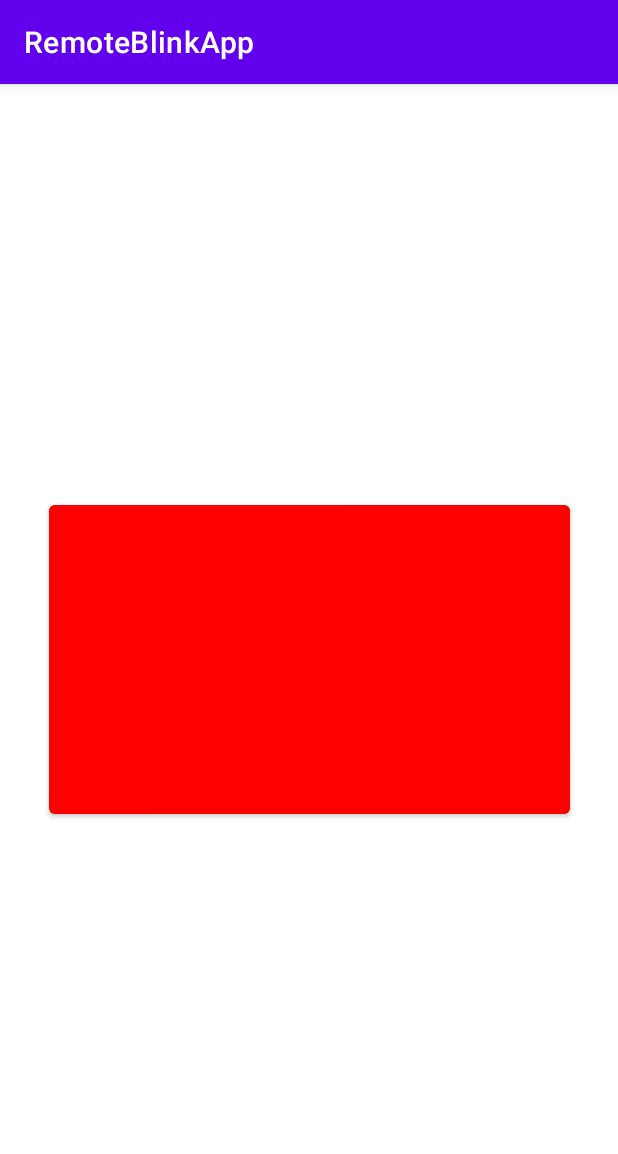
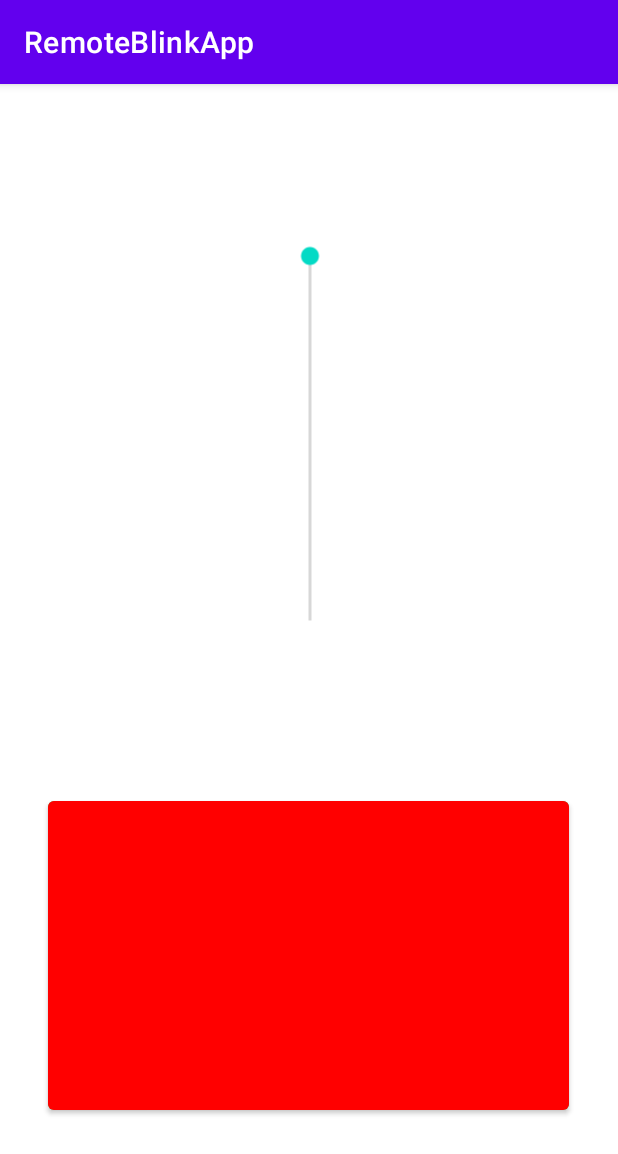
Before and after one commit to lorenzotosi/assignment-03, an Android app: the LedSwitchActivity screen opened directly, with no data from a screen before it, on a phone screen of 412 x 824 dp. Shown: the top 1154 px of the screen. Run offline under Robolectric (Android 15) with nearby library versions, the phone set to English and light mode, and no system bars; 4 statements that could not run were skipped.

Commit message:
Add seekBar to app
Co-Authored-By: Andrea Zavatta <77069789+AndreaZavatta@users.noreply.github.com>

```diff
--- a/room-app/app/src/main/java/com/example/remoteblinkapp/LedSwitchActivity.java
+++ b/room-app/app/src/main/java/com/example/remoteblinkapp/LedSwitchActivity.java
@@ -13,6 +13,7 @@ import android.os.Bundle;
 import android.os.Handler;
 import android.util.Log;
 import android.widget.Button;
+import android.widget.SeekBar;
 
 import java.io.IOException;
 import java.io.OutputStream;
@@ -25,6 +26,8 @@ public class LedSwitchActivity extends AppCompatActivity {
     private Button remoteButton;
     private boolean ledState;
     private BluetoothClientConnectionThread connectionThread;
+
+    private SeekBar seekBar;
 
 
     @Override
@@ -40,6 +43,24 @@ public class LedSwitchActivity extends AppCompatActivity {
         remoteButton.setBackgroundColor(Color.LTGRAY);
         remoteButton.setEnabled(false);
         remoteButton.setOnClickListener((v) -> sendMessage());
+        seekBar = findViewById(R.id.seekBar);
+        seekBar.setOnSeekBarChangeListener(new SeekBar.OnSeekBarChangeListener() {
+            @Override
+            public void onProgressChanged(SeekBar seekBar, int progress, boolean fromUser) {
+                sendSeekBarValue(progress);
+            }
+
+            @Override
+            public void onStartTrackingTouch(SeekBar seekBar) {
+
+            }
+
+            @Override
+            public void onStopTrackingTouch(SeekBar seekBar) {
+
+            }
+        });
+        seekBar.setEnabled(false);
     }
 
     private void sendMessage() {
@@ -49,6 +70,17 @@ public class LedSwitchActivity extends AppCompatActivity {
                 bluetoothOutputStream.write(message.getBytes(StandardCharsets.UTF_8));
                 ledState = !ledState;
                 runOnUiThread(() -> remoteButton.setBackgroundColor(ledState? Color.GREEN : Color.RED));
+            } catch (IOException e) {
+                e.printStackTrace();
+            }
+        }).start();
+    }
+
+    private void sendSeekBarValue(int progress) {
+        new Thread(() -> {
+            try {
+                String message = progress + "\n";
+                bluetoothOutputStream.write(message.getBytes(StandardCharsets.UTF_8));
             } catch (IOException e) {
                 e.printStackTrace();
             }
@@ -76,6 +108,7 @@ public class LedSwitchActivity extends AppCompatActivity {
         runOnUiThread(() -> {
             remoteButton.setEnabled(true);
             remoteButton.setBackgroundColor(Color.RED);
+            seekBar.setEnabled(true);
         });
     }
 
--- a/room-app/app/src/main/res/layout/activity_led_switch.xml
+++ b/room-app/app/src/main/res/layout/activity_led_switch.xml
@@ -11,12 +11,23 @@
         android:layout_width="347dp"
         android:layout_height="218dp"
         android:layout_marginStart="32dp"
-        android:layout_marginTop="256dp"
+        android:layout_marginTop="472dp"
         android:layout_marginEnd="32dp"
-        android:layout_marginBottom="257dp"
         android:backgroundTint="#4CAF50"
         app:iconTint="#4CAF50"
-        app:layout_constraintBottom_toBottomOf="parent"
+        app:layout_constraintEnd_toEndOf="parent"
+        app:layout_constraintHorizontal_bias="0.0"
+        app:layout_constraintStart_toStartOf="parent"
+        app:layout_constraintTop_toTopOf="parent" />
+
+    <SeekBar
+        android:id="@+id/seekBar"
+        android:layout_width="275dp"
+        android:layout_height="196dp"
+        android:rotation="90"
+        android:rotationX="0"
+        android:rotationY="0"
+        app:layout_constraintBottom_toTopOf="@+id/remotebutton"
         app:layout_constraintEnd_toEndOf="parent"
         app:layout_constraintStart_toStartOf="parent"
         app:layout_constraintTop_toTopOf="parent" />
```
